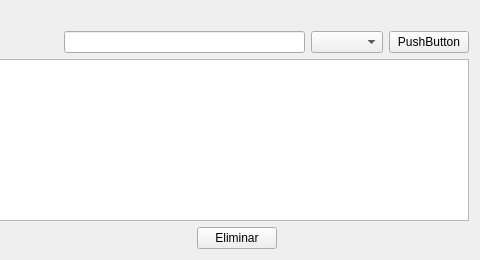
Old version of the form Biblioteca/Views/Materiales.ui in the repository rescobedoq/sbd; both pictures show x 283 to 763 and y 0 to 260 of the 763 by 260 pixel window.
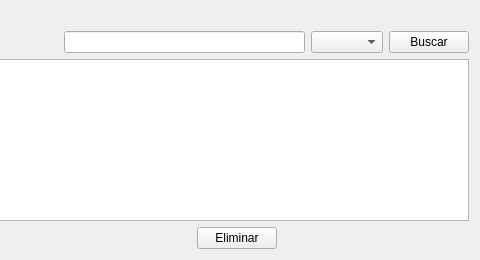
New version of the form.

```diff
--- a/Biblioteca/Views/Materiales.ui
+++ b/Biblioteca/Views/Materiales.ui
@@ -67,7 +67,7 @@
      <item>
       <widget class="QPushButton" name="pushButton">
        <property name="text">
-        <string>PushButton</string>
+        <string>Buscar</string>
        </property>
       </widget>
      </item>
```
Left out of the diff: 6 changed lines with no effect on the pictures.
